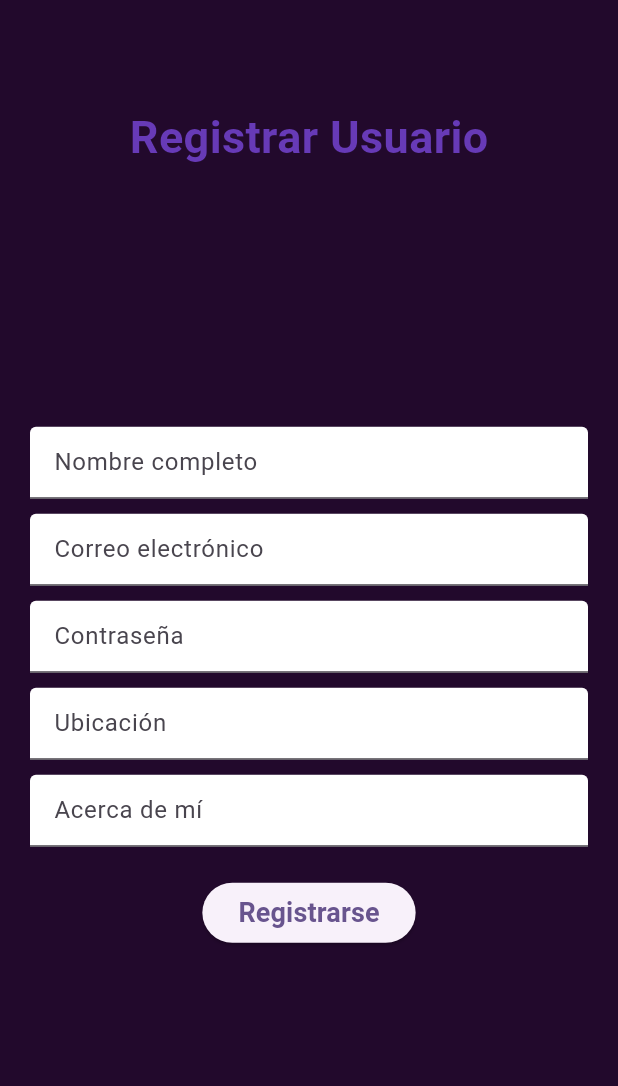
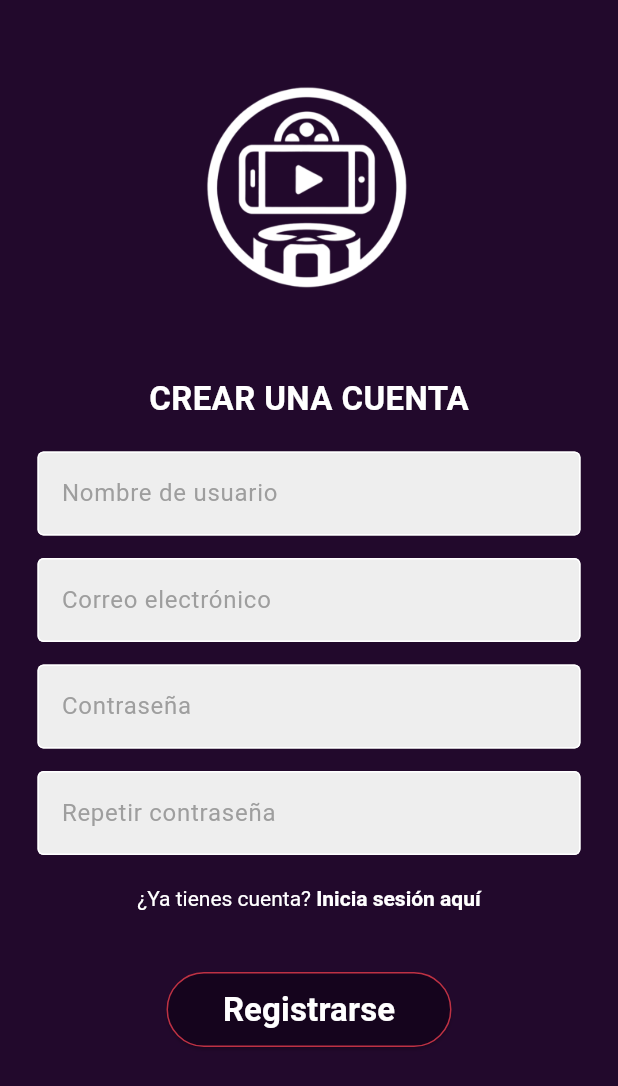
Before and after one commit to UNIZAR-30248-2024-FilmFinder/Film-Finder, a Flutter app: the screen it shows after launch, after a tap on "¿No tienes una cuenta? Regístrate aquí", on a phone screen of 412 x 824 dp. Shown: the top 1086 px of the screen. Run offline on Flutter 3.47's test engine with Material 3 defaults, Android fonts, the phone set to English and light mode, and no system bars; our stand-ins replace carousel_slider, cloud_firestore, firebase_auth, firebase_core, flip_card, flutter_card_swiper and 3 more; accounts and stored records are empty.

Commit message:
Inicio de sesión y registro

```diff
--- a/lib/pages/edit_profile_screen.dart
+++ b/lib/pages/edit_profile_screen.dart
@@ -1,7 +1,8 @@
-import 'package:film_finder/methods/user.dart';
 import 'package:film_finder/widgets/profile_widget.dart';
 import 'package:flutter/material.dart';
+// ignore: depend_on_referenced_packages
 import 'package:firebase_auth/firebase_auth.dart';
+// ignore: depend_on_referenced_packages
 import 'package:cloud_firestore/cloud_firestore.dart';
 // ignore: depend_on_referenced_packages
 import 'package:image_picker/image_picker.dart';
@@ -45,7 +46,6 @@ class _EditProfileScreenState extends State<EditProfileScreen> {
       setState(() {
         imagePath = pickedFile.path;
       });
-
     }
   }
 
--- a/lib/pages/login_screen.dart
+++ b/lib/pages/login_screen.dart
@@ -9,11 +9,9 @@ class LogIn extends StatelessWidget {
   final usernameController = TextEditingController();
   final passwordController = TextEditingController();
 
-  void signUser() async{
+  void signUser() async {
     await FirebaseAuth.instance.signInWithEmailAndPassword(
-        email: usernameController.text,
-        password: passwordController.text
-    );
+        email: usernameController.text, password: passwordController.text);
   }
 
   @override
@@ -26,40 +24,43 @@ class LogIn extends StatelessWidget {
       body: Column(
         mainAxisAlignment: MainAxisAlignment.start,
         children: [
-          SizedBox(height: statusBarHeight + 20),
-          const Center(
-            child: Text(
-              'FilmFinder',
-              style: TextStyle(
-                fontSize: 50,
-                fontWeight: FontWeight.bold,
-                color: Colors.deepPurple,
+          SizedBox(height: statusBarHeight + 50),
+          SizedBox(
+            width: 150.0,
+            height: 150.0,
+            child: ColorFiltered(
+              colorFilter: const ColorFilter.mode(
+                Colors.white,
+                BlendMode.srcATop,
+              ),
+              child: Image.asset(
+                'assets/images/app_icon.png',
+                fit: BoxFit.contain,
               ),
             ),
           ),
-          const Spacer(),
+          const SizedBox(height: 50),
+          const Text(
+            'INICIAR SESIÓN',
+            style: TextStyle(
+              color: Colors.white,
+              fontWeight: FontWeight.bold,
+              fontSize: 22.0,
+            ),
+          ),
+          const SizedBox(height: 20),
           MyTextField(
             controller: usernameController,
-            hintText: 'Nombre de usuario',
+            hintText: 'Correo electrónico',
             obscureText: false,
           ),
-          const SizedBox(height: 10),
+          const SizedBox(height: 15),
           MyTextField(
             controller: passwordController,
             hintText: 'Contraseña',
             obscureText: true,
           ),
-          const SizedBox(height: 10),
-          ElevatedButton(
-            onPressed: signUser,
-            child: const Text(
-              'Iniciar sesión',
-              style: TextStyle(
-                fontSize: 18,
-                fontWeight: FontWeight.bold,
-              ),
-            ),
-          ),
+          const SizedBox(height: 5),
           TextButton(
             onPressed: () {
               Navigator.push(
@@ -67,13 +68,112 @@ class LogIn extends StatelessWidget {
                 MaterialPageRoute(builder: (context) => Register()),
               );
             },
-            child: const Text(
-              '¿No tienes una cuenta? Regístrate aquí',
-              style: TextStyle(color: Colors.white),
+            child: RichText(
+              text: const TextSpan(
+                text: '¿No tienes una cuenta? ',
+                style: TextStyle(
+                  color: Colors.white,
+                ),
+                children: [
+                  TextSpan(
+                    text: 'Regístrate aquí',
+                    style: TextStyle(
+                      fontWeight: FontWeight.bold,
+                      color: Colors.white,
+                    ),
+                  ),
+                ],
+              ),
             ),
           ),
-
-          const Spacer(),
+          const SizedBox(height: 25),
+          ElevatedButton(
+            onPressed: signUser,
+            style: ElevatedButton.styleFrom(
+              foregroundColor: Colors.white,
+              backgroundColor: const Color.fromRGBO(21, 4, 29, 1),
+              shape: RoundedRectangleBorder(
+                borderRadius: BorderRadius.circular(25.0),
+                side: const BorderSide(
+                  color: Color.fromRGBO(190, 49, 68, 1),
+                  width: 1.0,
+                ),
+              ),
+              fixedSize: const Size(190, 50),
+            ),
+            child: const Text(
+              'Iniciar sesión',
+              style: TextStyle(
+                fontSize: 22,
+                fontWeight: FontWeight.bold,
+              ),
+            ),
+          ),
+          const SizedBox(height: 50),
+          Padding(
+            padding: const EdgeInsets.symmetric(horizontal: 25),
+            child: Row(
+              children: [
+                Expanded(
+                  child: Divider(
+                    thickness: 0.5,
+                    color: Colors.grey[400],
+                  ),
+                ),
+                const Padding(
+                  padding: EdgeInsets.symmetric(horizontal: 10),
+                  child: Text(
+                    'O continuar con',
+                    style: TextStyle(color: Colors.white),
+                  ),
+                ),
+                Expanded(
+                  child: Divider(
+                    thickness: 0.5,
+                    color: Colors.grey[400],
+                  ),
+                ),
+              ],
+            ),
+          ),
+          const SizedBox(height: 25),
+          GestureDetector(
+            onTap: () {},
+            child: Container(
+              decoration: BoxDecoration(
+                color: const Color.fromRGBO(21, 4, 29, 1),
+                borderRadius: BorderRadius.circular(25.0),
+                border: Border.all(
+                  color: const Color.fromRGBO(190, 49, 68, 1),
+                  width: 1.0,
+                ),
+              ),
+              width: 250,
+              height: 50,
+              child: Row(
+                mainAxisAlignment: MainAxisAlignment.center,
+                crossAxisAlignment: CrossAxisAlignment.center,
+                children: [
+                  Padding(
+                    padding: const EdgeInsets.only(right: 8.0),
+                    child: Image.asset(
+                      'assets/images/google_icon.png',
+                      width: 30.0,
+                      height: 30.0,
+                    ),
+                  ),
+                  const Text(
+                    'Continuar con Google',
+                    style: TextStyle(
+                      color: Colors.white,
+                      fontWeight: FontWeight.bold,
+                      fontSize: 15,
+                    ),
+                  ),
+                ],
+              ),
+            ),
+          ),
         ],
       ),
     );
--- a/lib/pages/register_screen.dart
+++ b/lib/pages/register_screen.dart
@@ -1,8 +1,11 @@
+import 'package:film_finder/pages/login_screen.dart';
 import 'package:film_finder/pages/principal_screen.dart';
+import 'package:film_finder/widgets/text_field_login_widget.dart';
 import 'package:flutter/material.dart';
+// ignore: depend_on_referenced_packages
 import 'package:firebase_auth/firebase_auth.dart';
+// ignore: depend_on_referenced_packages
 import 'package:cloud_firestore/cloud_firestore.dart';
-import 'package:film_finder/pages/initial_screen.dart';
 
 class Register extends StatelessWidget {
   Register({Key? key}) : super(key: key);
@@ -10,25 +13,65 @@ class Register extends StatelessWidget {
   final TextEditingController nameController = TextEditingController();
   final TextEditingController emailController = TextEditingController();
   final TextEditingController passwordController = TextEditingController();
-  final TextEditingController locationController = TextEditingController();
-  final TextEditingController aboutController = TextEditingController();
+  final TextEditingController confirmpasswordController =
+      TextEditingController();
+
+  Future<void> validateAndRegister(BuildContext context) async {
+    String password = passwordController.text;
+    String confirmPassword = confirmpasswordController.text;
+    String email = emailController.text;
+    String name = nameController.text;
+
+    if (password.isEmpty ||
+        confirmPassword.isEmpty ||
+        email.isEmpty ||
+        name.isEmpty) {
+      ScaffoldMessenger.of(context).showSnackBar(
+        const SnackBar(content: Text('Por favor, rellena todos los campos.')),
+      );
+      return;
+    }
+
+    if (password.length < 6) {
+      ScaffoldMessenger.of(context).showSnackBar(
+        const SnackBar(
+            content: Text('La contraseña debe tener al menos 6 caracteres.')),
+      );
+      return;
+    }
+
+    if (password != confirmPassword) {
+      ScaffoldMessenger.of(context).showSnackBar(
+        const SnackBar(content: Text('Las contraseñas no coinciden.')),
+      );
+      return;
+    }
+
+    // Llama a la función de registro si las contraseñas coinciden
+    await registerUser(context);
+  }
 
   Future<void> registerUser(BuildContext context) async {
     String email = emailController.text;
     String password = passwordController.text;
     String name = nameController.text;
-    String imagePath = 'path/to/image'; // Añadir lógica para obtener el path de la imagen
-    String about = aboutController.text;
-    String location = locationController.text;
+    // Añadir lógica para obtener el path de la imagen
+    String imagePath = '';
+    String about = '---';
+    String location = '---';
 
     try {
-      UserCredential userCredential = await FirebaseAuth.instance.createUserWithEmailAndPassword(
+      UserCredential userCredential =
+          await FirebaseAuth.instance.createUserWithEmailAndPassword(
         email: email,
         password: password,
       );
 
       // Almacenar datos adicionales en Firestore
-      await FirebaseFirestore.instance.collection('users').doc(userCredential.user!.uid).set({
+      await FirebaseFirestore.instance
+          .collection('users')
+          .doc(userCredential.user!.uid)
+          .set({
         'name': name,
         'imagePath': imagePath,
         'about': about,
@@ -38,97 +81,125 @@ class Register extends StatelessWidget {
       // Redirigir a la pantalla principal después del registro
       await Navigator.pushReplacement(
         context,
-        MaterialPageRoute(builder: (context) => PrincipalScreen()),
+        MaterialPageRoute(builder: (context) => const PrincipalScreen()),
       );
     } catch (e) {
       // Mostrar un mensaje de error
       print("Error durante el registro: $e");
       ScaffoldMessenger.of(context).showSnackBar(
-        SnackBar(content: Text("Error durante el registro: $e")),
+        const SnackBar(content: Text("Error en el registro")),
       );
     }
   }
 
   @override
   Widget build(BuildContext context) {
+    // Obtener la altura de la barra de estado
+    double statusBarHeight = MediaQuery.of(context).padding.top;
+
     return Scaffold(
       backgroundColor: const Color.fromRGBO(34, 9, 44, 1),
-      body: Padding(
-        padding: const EdgeInsets.all(20.0),
-        child: Column(
+      body: Column(
         mainAxisAlignment: MainAxisAlignment.start,
         children: [
-            const SizedBox(height: 50),
-            const Center(
-              child: Text(
-                'Registrar Usuario',
-                style: TextStyle(
-                  fontSize: 30,
-                  fontWeight: FontWeight.bold,
-                  color: Colors.deepPurple,
+          SizedBox(height: statusBarHeight + 50),
+          SizedBox(
+            width: 150.0,
+            height: 150.0,
+            child: ColorFiltered(
+              colorFilter: const ColorFilter.mode(
+                Colors.white,
+                BlendMode.srcATop,
+              ),
+              child: Image.asset(
+                'assets/images/app_icon.png',
+                fit: BoxFit.contain,
               ),
             ),
           ),
-            const Spacer(),
-            TextField(
-              controller: nameController,
-              decoration: const InputDecoration(
-                hintText: 'Nombre completo',
-                filled: true,
-                fillColor: Colors.white,
-              ),
-            ),
-            const SizedBox(height: 10),
-            TextField(
-              controller: emailController,
-              decoration: const InputDecoration(
-                hintText: 'Correo electrónico',
-                filled: true,
-                fillColor: Colors.white,
-              ),
-            ),
-            const SizedBox(height: 10),
-            TextField(
-              controller: passwordController,
-              decoration: const InputDecoration(
-                hintText: 'Contraseña',
-                filled: true,
-                fillColor: Colors.white,
-              ),
-              obscureText: true,
-            ),
-            const SizedBox(height: 10),
-            TextField(
-              controller: locationController,
-              decoration: const InputDecoration(
-                hintText: 'Ubicación',
-                filled: true,
-                fillColor: Colors.white,
-              ),
-            ),
-            const SizedBox(height: 10),
-            TextField(
-              controller: aboutController,
-              decoration: const InputDecoration(
-                hintText: 'Acerca de mí',
-                filled: true,
-                fillColor: Colors.white,
+          const SizedBox(height: 50),
+          const Text(
+            'CREAR UNA CUENTA',
+            style: TextStyle(
+              color: Colors.white,
+              fontWeight: FontWeight.bold,
+              fontSize: 22.0,
             ),
           ),
           const SizedBox(height: 20),
+          MyTextField(
+            controller: nameController,
+            hintText: 'Nombre de usuario',
+            obscureText: false,
+          ),
+          const SizedBox(height: 15),
+          MyTextField(
+            controller: emailController,
+            hintText: 'Correo electrónico',
+            obscureText: false,
+          ),
+          const SizedBox(height: 15),
+          MyTextField(
+            controller: passwordController,
+            hintText: 'Contraseña',
+            obscureText: true,
+          ),
+          const SizedBox(height: 15),
+          MyTextField(
+            controller: confirmpasswordController,
+            hintText: 'Repetir contraseña',
+            obscureText: true,
+          ),
+          const SizedBox(height: 5),
+          TextButton(
+            onPressed: () {
+              Navigator.push(
+                context,
+                MaterialPageRoute(builder: (context) => LogIn()),
+              );
+            },
+            child: RichText(
+              text: const TextSpan(
+                text: '¿Ya tienes cuenta? ',
+                style: TextStyle(
+                  color: Colors.white,
+                ),
+                children: [
+                  TextSpan(
+                    text: 'Inicia sesión aquí',
+                    style: TextStyle(
+                      fontWeight: FontWeight.bold,
+                      color: Colors.white,
+                    ),
+                  ),
+                ],
+              ),
+            ),
+          ),
+          const SizedBox(height: 25),
           ElevatedButton(
-              onPressed: () => registerUser(context),
+            onPressed: () => validateAndRegister(context),
+            style: ElevatedButton.styleFrom(
+              foregroundColor: Colors.white,
+              backgroundColor: const Color.fromRGBO(21, 4, 29, 1),
+              shape: RoundedRectangleBorder(
+                borderRadius: BorderRadius.circular(25.0),
+                side: const BorderSide(
+                  color: Color.fromRGBO(190, 49, 68, 1),
+                  width: 1.0,
+                ),
+              ),
+              fixedSize: const Size(190, 50),
+            ),
             child: const Text(
               'Registrarse',
               style: TextStyle(
-                  fontSize: 18,
+                fontSize: 22,
                 fontWeight: FontWeight.bold,
               ),
             ),
           ),
-            const Spacer(),
         ],
-        ),
       ),
     );
   }
--- a/lib/widgets/text_field_login_widget.dart
+++ b/lib/widgets/text_field_login_widget.dart
@@ -19,6 +19,7 @@ class MyTextField extends StatelessWidget {
       child: TextField(
         controller: controller,
         obscureText: obscureText,
+        textInputAction: TextInputAction.next,
         decoration: InputDecoration(
             enabledBorder: const OutlineInputBorder(
               borderSide: BorderSide(color: Colors.white),
--- a/pubspec.yaml
+++ b/pubspec.yaml
@@ -47,11 +47,10 @@ dev_dependencies:
   flutter_test:
     sdk: flutter
   integration_test:
-      sdk: flutter
+    sdk: flutter
   firebase_core: ^3.4.0
   firebase_auth: ^5.1.0
   cloud_firestore: ^5.4.0
-
 
   # The "flutter_lints" package below contains a set of recommended lints to
   # encourage good coding practices. The lint set provided by the package is
@@ -81,6 +80,8 @@ flutter:
     - assets/images/example_poster.jpg
     - assets/images/titulo.png
     - assets/images/user.avif
+    - assets/images/google_icon.png
+    - assets/images/app_icon.png
     # Iconos de los diferentes géneros
     - assets/genres_icons/accion.png
     - assets/genres_icons/animacion.png
```
Also changed, not shown: assets/images/app_icon.png (added), assets/images/google_icon.png (added), 4 other files. Lines whose indentation alone changed are shown as unchanged.
